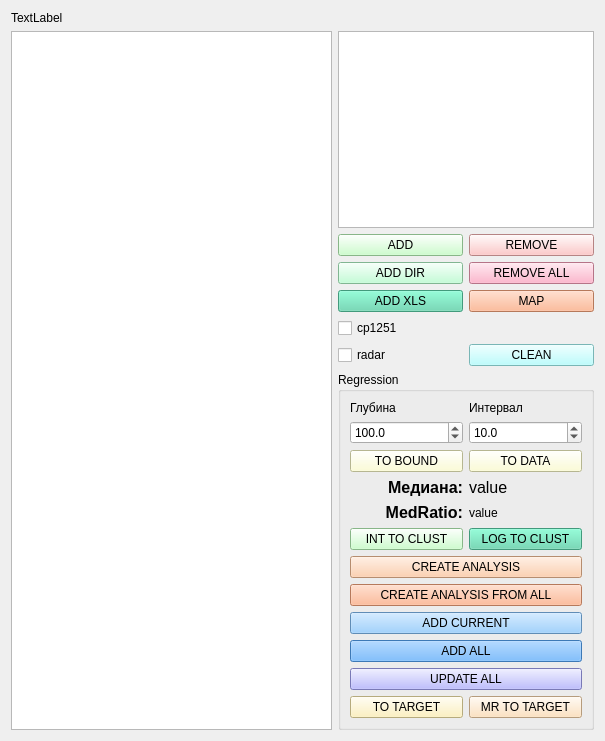
Above: qt/form_well_log.ui from idergunoff/geovel_1.0 before the change. Below: the same form after it.
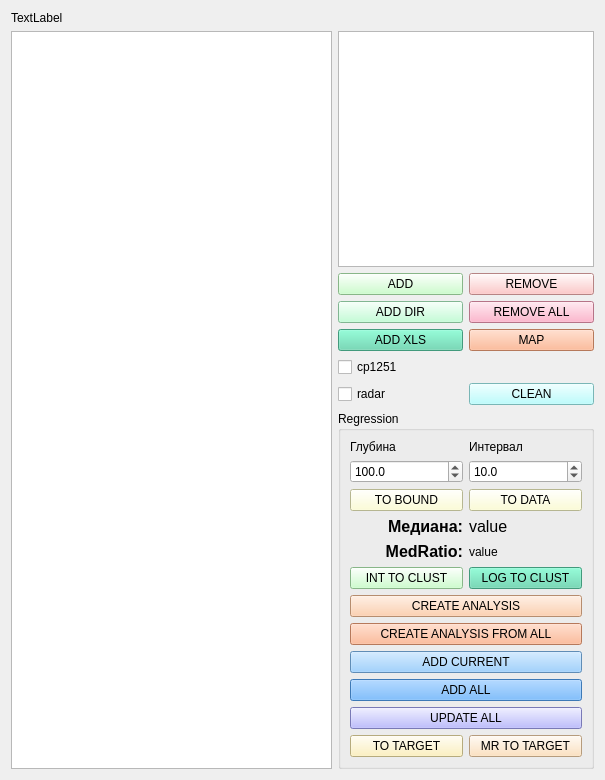
That is the form after the change. Custom widgets are drawn as their Qt base class.

Commit message: add button int well log

Patch:
```diff
--- a/qt/form_well_log.ui
+++ b/qt/form_well_log.ui
@@ -7,7 +7,7 @@
     <x>0</x>
     <y>0</y>
     <width>605</width>
-    <height>741</height>
+    <height>780</height>
    </rect>
   </property>
   <property name="windowTitle">
@@ -267,6 +267,9 @@
             <property name="decimals">
              <number>1</number>
             </property>
+            <property name="maximum">
+             <double>1000.000000000000000</double>
+            </property>
             <property name="singleStep">
              <double>0.500000000000000</double>
             </property>
```
The commit also changes 2 other files.
